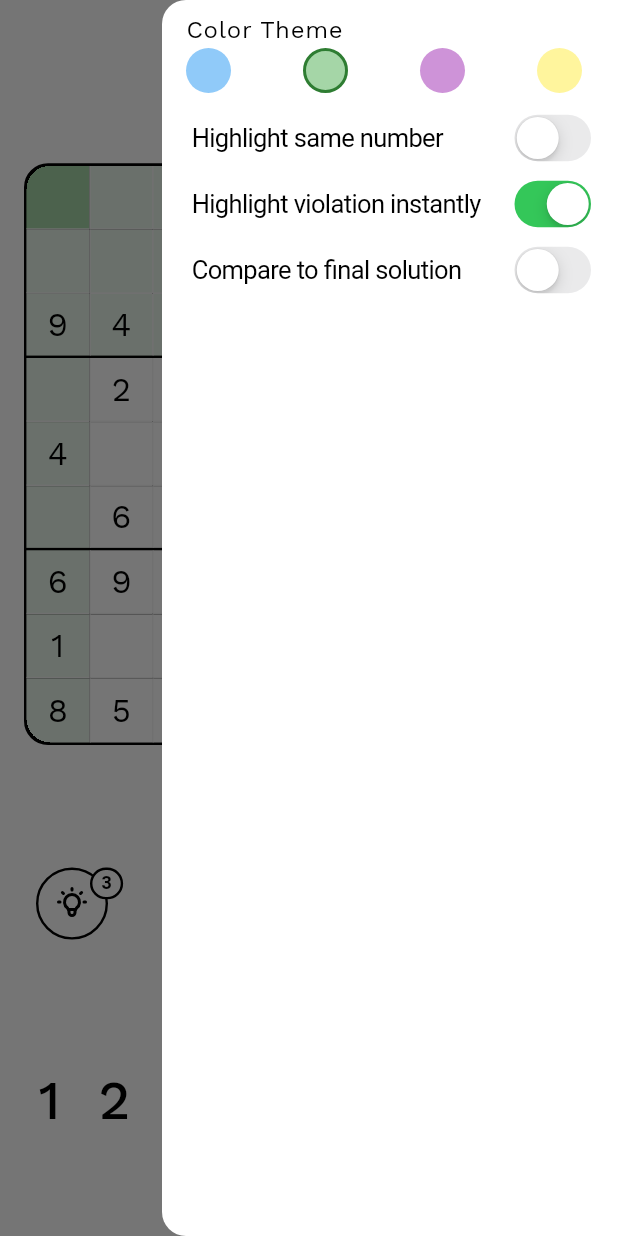
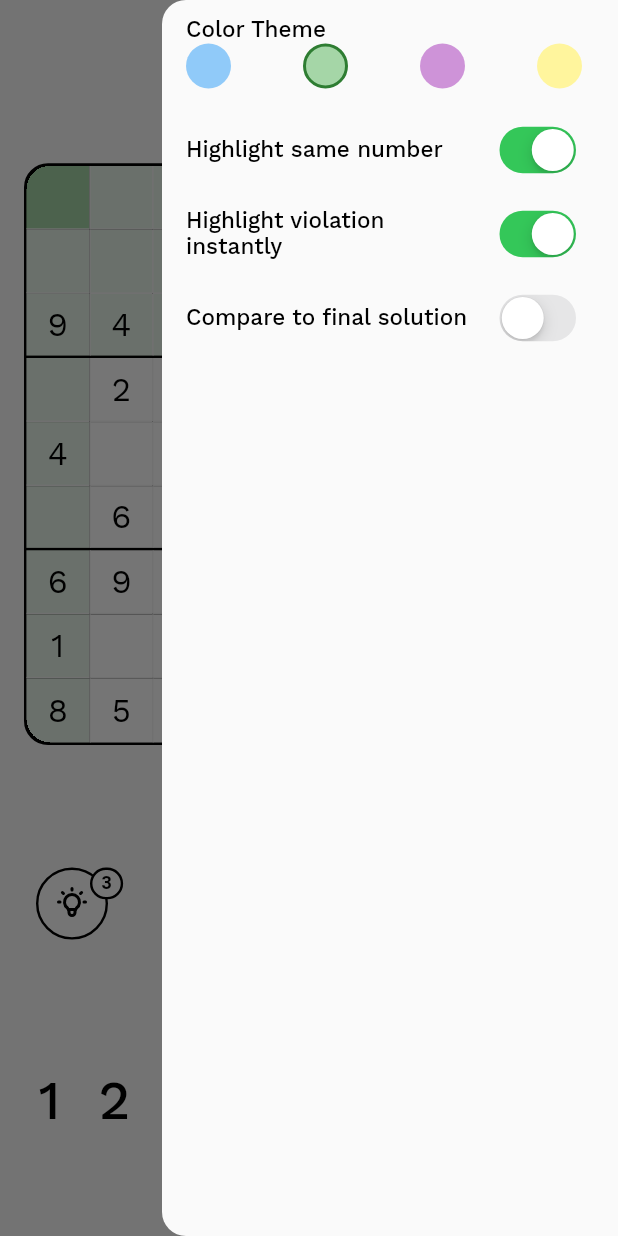
Before and after one commit to cwnuramirah/just-another-sudoku, a Flutter app: the screen it shows after launch, with the side drawer open, on a phone screen of 412 x 824 dp. Run offline on Flutter 3.47's test engine with Material 2 defaults, Android fonts, the phone set to English and light mode, and no system bars; our stand-ins replace flutter_tabler_icons.

Commit message:
feat: Settings & update cell styling

```diff
--- a/lib/data/models/board_model.dart
+++ b/lib/data/models/board_model.dart
@@ -16,6 +16,7 @@ class BoardModel with ChangeNotifier {
   ];
 
   late List<List<CellModel>> _board;
+  int _selectedValue = 0;
   int _selectedRow = 0;
   int _selectedColumn = 0;
   bool _noteToggled = false;
@@ -39,6 +40,7 @@ class BoardModel with ChangeNotifier {
 
   List<List<CellModel>> get board => _board;
 
+  int get selectedValue => _selectedValue;
   int get selectedRow => _selectedRow;
   int get selectedColumn => _selectedColumn;
   bool get noteToggled => _noteToggled;
@@ -52,12 +54,14 @@ class BoardModel with ChangeNotifier {
   void selectCell(int column, int row) {
     _selectedRow = row;
     _selectedColumn = column;
+    _selectedValue = _board[_selectedColumn][_selectedRow].value;
     notifyListeners();
   }
 
   void updateCell(int value) {
     int col = _selectedColumn;
     int row = _selectedRow;
+    _selectedValue = value;
 
     if (value < 0 || value > 9) return; // Ignore invalid values
     if (!_board[col][row].isFixed) {
--- a/lib/data/models/color_theme.dart
+++ b/lib/data/models/color_theme.dart
@@ -25,7 +25,8 @@ class ColorTheme with ChangeNotifier {
       ];
   int get colorIndex => _colorIndex;
   List<Color> get colorSwatch => _color;
-  Color get highlight => _color[2];
+  Color get highlight => _color[3];
+  Color get highlightSameNumber => _color[2];
   Color get selected => _color[1];
   Color get text => _color[0];
 }
--- /dev/null
+++ b/lib/data/models/settings_model.dart
@@ -0,0 +1,36 @@
+import 'package:flutter/material.dart';
+
+class SettingsModel with ChangeNotifier {
+  late bool _highlightSameNumber;
+  late bool _highlightViolation;
+  late bool _compareToSolution;
+
+  SettingsModel({
+    bool? highlightSameNumber,
+    bool? highlightViolation,
+    bool? compareToSolution,
+  }) {
+    _highlightSameNumber = highlightSameNumber ?? true;
+    _highlightViolation = highlightViolation ?? true;
+    _compareToSolution = compareToSolution ?? false;
+  }
+
+  bool get highlightSameNumber => _highlightSameNumber;
+  bool get highlightViolation => _highlightViolation;
+  bool get compareToSolution => _compareToSolution;
+
+  void switchHighlightSameNumber(bool value) {
+    _highlightSameNumber = value;
+    notifyListeners();
+  }
+
+  void switchHighlightViolation(bool value) {
+    _highlightViolation = value;
+    notifyListeners();
+  }
+
+  void switchCompareToSolution(bool value) {
+    _compareToSolution = value;
+    notifyListeners();
+  }
+}
--- a/lib/main.dart
+++ b/lib/main.dart
@@ -1,5 +1,6 @@
 import 'package:flutter/material.dart';
 import 'package:just_another_sudoku/data/models/color_theme.dart';
+import 'package:just_another_sudoku/data/models/settings_model.dart';
 import 'package:just_another_sudoku/theme/color_contants.dart';
 // import 'package:just_another_sudoku/ui/home_page.dart';
 import 'package:just_another_sudoku/ui/game/sudoku_page.dart';
@@ -16,35 +17,46 @@ class MyApp extends StatelessWidget {
   @override
   Widget build(BuildContext context) {
     final preferredColor = ColorConstants.green;
-    return ChangeNotifierProvider(
+    return MultiProvider(
+      providers: [
+        ChangeNotifierProvider(
           create: (context) => ColorTheme(initialColor: preferredColor, colorIndex: 1),
-      child: Consumer<ColorTheme>(
-        builder: (context, colorTheme, _) {
+        ),
+        ChangeNotifierProvider(create: (context) => SettingsModel()),
+      ],
+      child: Consumer<ColorTheme>(builder: (context, colorTheme, _) {
         return MaterialApp(
           title: 'just another sudoku',
           debugShowCheckedModeBanner: false,
           theme: ThemeData(
             fontFamily: 'WorkSans',
             useMaterial3: true,
+            listTileTheme: const ListTileThemeData(
+                titleTextStyle: TextStyle(
+                    fontWeight: FontWeight.w500,
+                    color: Colors.black,
+                    fontFamily: 'WorkSans',
+                    height: 1.1,
+                    fontSize: 15.0)),
             colorScheme: ColorScheme(
               brightness: Brightness.light,
               primary: colorTheme.colorSwatch[0],
               onPrimary: Colors.white,
               secondary: colorTheme.colorSwatch[2],
               onSecondary: colorTheme.colorSwatch[0],
+              surfaceTint: Colors.white,
               error: Colors.red,
               onError: Colors.white,
               background: Colors.grey.shade50,
               onBackground: Colors.black,
-                surface: Colors.white,
+              surface: Colors.grey.shade50,
               onSurface: Colors.black,
             ),
           ),
           home: const SudokuPage(),
           // home: const HomePage(),
         );
-        }
-      ),
+      }),
     );
   }
 }
--- a/lib/theme/cell_style.dart
+++ b/lib/theme/cell_style.dart
@@ -1,20 +1,25 @@
 import 'package:flutter/material.dart';
 import 'package:just_another_sudoku/data/models/cell_model.dart';
 import 'package:just_another_sudoku/data/models/color_theme.dart';
+import 'package:just_another_sudoku/data/models/settings_model.dart';
 
 class CellStyle {
+  final SettingsModel settings;
   final ColorTheme color;
   final int column;
   final int row;
   final CellModel cell;
+  final int? selectedValue;
   final int selectedColumn;
   final int selectedRow;
 
   CellStyle({
+    required this.settings,
     required this.color,
     required this.column,
     required this.row,
     required this.cell,
+    this.selectedValue,
     required this.selectedColumn,
     required this.selectedRow,
   });
@@ -31,14 +36,25 @@ class CellStyle {
       backgroundColor = color.highlight;
     }
 
+    // HIGHLIGHT SAME NUMBER
+    if (settings.highlightSameNumber) {
+      if (selectedValue != 0 && selectedValue != null) {
+        if (cell.value == selectedValue) {
+          backgroundColor = color.highlightSameNumber;
+        }
+      }
+    }
+
     // SELECTED CELL
     if (column == selectedColumn && row == selectedRow) {
       backgroundColor = color.selected;
     }
 
     // ERROR CELL
-    if (cell.isError) {
-      backgroundColor = Colors.red.shade100;
+    if (settings.highlightViolation) {
+      if (cell.isError) {
+        backgroundColor = Colors.red.shade100;
+      }
     }
 
     return backgroundColor;
@@ -51,8 +67,10 @@ class CellStyle {
       textColor = color.text;
     }
 
-    if (cell.isError && !cell.isFixed) {
-      textColor = Colors.red;
+    if (settings.highlightViolation) {
+      if (cell.isError && !cell.isFixed) {
+        textColor = Colors.red;
+      }
     }
 
     return textColor;
--- a/lib/theme/color_contants.dart
+++ b/lib/theme/color_contants.dart
@@ -4,24 +4,28 @@ abstract class ColorConstants {
   static List<Color> blue = [
     Colors.blue.shade700,
     Colors.blue.shade200,
+    Colors.blue.shade100,
     Colors.blue.shade50,
   ];
 
   static List<Color> purple = [
     Colors.purple.shade700,
     Colors.purple.shade200,
+    Colors.purple.shade100,
     Colors.purple.shade50,
   ];
 
   static List<Color> yellow = [
-    Colors.amber.shade700,
+    Colors.yellow.shade800,
     Colors.yellow.shade200,
+    Colors.yellow.shade100,
     Colors.yellow.shade50,
   ];
 
   static List<Color> green = [
     Colors.green.shade800,
     Colors.green.shade200,
+    Colors.green.shade100,
     Colors.green.shade50,
   ];
 }
--- a/lib/ui/game/cell.dart
+++ b/lib/ui/game/cell.dart
@@ -2,6 +2,7 @@ import 'package:flutter/material.dart';
 import 'package:just_another_sudoku/data/models/board_model.dart';
 import 'package:just_another_sudoku/data/models/cell_model.dart';
 import 'package:just_another_sudoku/data/models/color_theme.dart';
+import 'package:just_another_sudoku/data/models/settings_model.dart';
 import 'package:just_another_sudoku/theme/cell_style.dart';
 import 'package:provider/provider.dart';
 
@@ -22,15 +23,19 @@ class Cell extends StatelessWidget {
         builder: (_, cell, __) {
           final boardModel = context.watch<BoardModel>();
           final color = context.watch<ColorTheme>();
+          final settings = context.read<SettingsModel>();
+          final selectedValue = boardModel.selectedValue;
           final selectedRow = boardModel.selectedRow;
           final selectedColumn = boardModel.selectedColumn;
           final hide = boardModel.boardHidden;
 
           CellStyle cellStyle = CellStyle(
+            settings: settings,
             color: color,
             column: column,
             row: row,
             cell: cell,
+            selectedValue: selectedValue,
             selectedColumn: selectedColumn,
             selectedRow: selectedRow,
           );
@@ -66,7 +71,8 @@ class Cell extends StatelessWidget {
                                   ? '${index + 1}'
                                   : '',
                               style: TextStyle(
-                                color: !hide ? Colors.black45 : Colors.transparent,
+                                color:
+                                    !hide ? Colors.black45 : Colors.transparent,
                                 fontSize: 10.5,
                                 fontWeight: FontWeight.w600,
                               ),
--- a/lib/ui/game/sudoku_page.dart
+++ b/lib/ui/game/sudoku_page.dart
@@ -52,7 +52,7 @@ class SudokuPage extends StatelessWidget {
               }
             }
           },
-          endDrawer: const Drawer(child: OptionMenu()),
+          endDrawer: const Drawer(child: SafeArea(child: OptionMenu())),
           body: const SafeArea(
             child: Padding(
               padding: EdgeInsets.symmetric(horizontal: 16.0),
--- a/lib/ui/option_menu.dart
+++ b/lib/ui/option_menu.dart
@@ -1,5 +1,6 @@
 import 'package:flutter/cupertino.dart';
 import 'package:just_another_sudoku/data/models/color_theme.dart';
+import 'package:just_another_sudoku/data/models/settings_model.dart';
 import 'package:provider/provider.dart';
 import 'package:flutter/material.dart';
 
@@ -9,6 +10,7 @@ class OptionMenu extends StatelessWidget {
   @override
   Widget build(BuildContext context) {
     final colorContext = context.watch<ColorTheme>();
+    final settings = context.watch<SettingsModel>();
     List<List<Color>> colors = colorContext.colorList;
 
     return Column(
@@ -43,17 +45,38 @@ class OptionMenu extends StatelessWidget {
             ],
           ),
         ),
-        CupertinoListTile(
+        ListTile(
           title: const Text("Highlight same number"),
-          trailing: CupertinoSwitch(value: false, onChanged: (value) {}),
+          trailing: CupertinoSwitch(
+            value: settings.highlightSameNumber,
+            onChanged: (value) => settings.switchHighlightSameNumber(value),
+          ),
         ),
-        CupertinoListTile(
+        ListTile(
           title: const Text("Highlight violation instantly"),
-          trailing: CupertinoSwitch(value: true, onChanged: (value) {}),
+          trailing: CupertinoSwitch(
+            value: settings.highlightViolation,
+            onChanged: (value) {
+              settings.switchHighlightViolation(value);
+              if (value == false) {
+                settings.switchCompareToSolution(false);
+              }
+            },
+          ),
         ),
-        CupertinoListTile(
-          title: const Text("Compare to final solution"),
-          trailing: CupertinoSwitch(value: false, onChanged: (value) {}),
+        ListTile(
+          title: Text(
+            "Compare to final solution",
+            style: settings.highlightViolation
+                ? const TextStyle()
+                : const TextStyle(color: Colors.grey),
+          ),
+          trailing: CupertinoSwitch(
+            value: settings.compareToSolution,
+            onChanged: settings.highlightViolation
+                ? (value) => settings.switchCompareToSolution(value)
+                : null,
+          ),
         ),
       ],
     );
```
Lines whose indentation alone changed are shown as unchanged.
